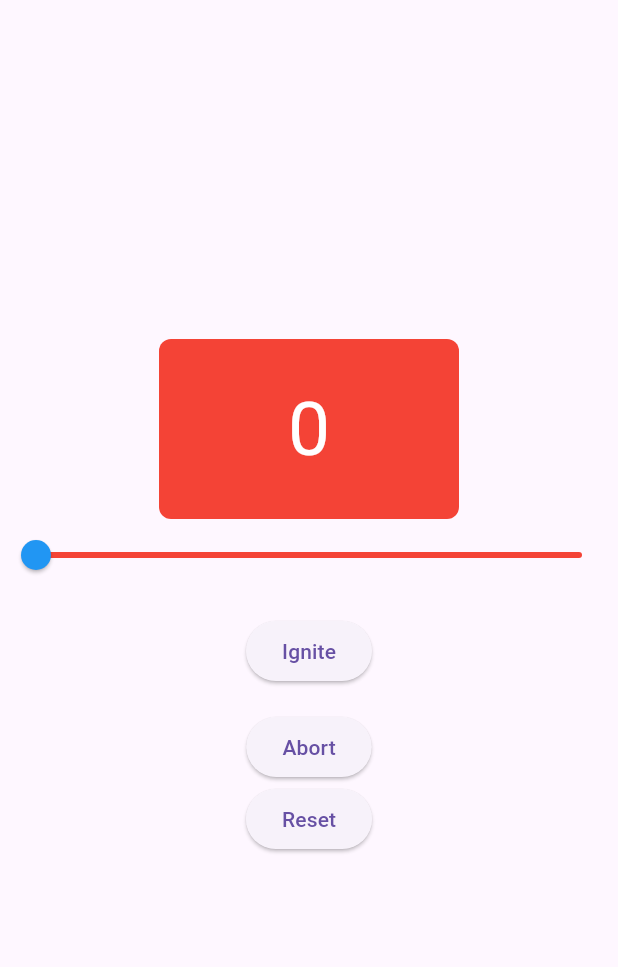
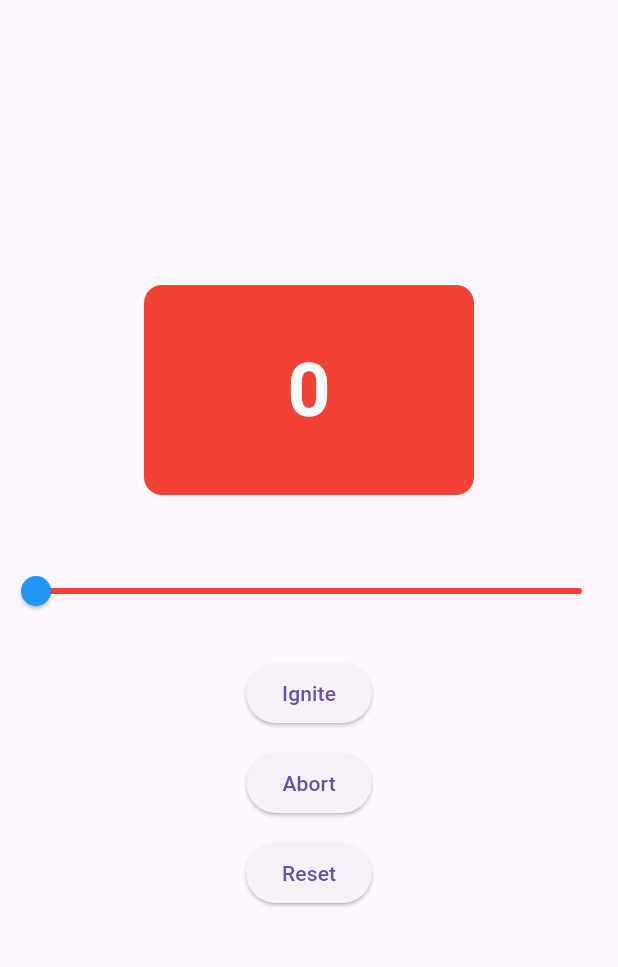
Before and after one commit to NovaAlvrx/stateful_rocket_launch, a Flutter app: the screen it shows after launch, on a phone screen of 412 x 824 dp, the part 63-1030 px from its top. Run offline on Flutter 3.47's test engine with Material 3 defaults, Android fonts, the phone set to English and light mode, and no system bars.

Commit message:
fixing formatting issue

```diff
--- a/lib/main.dart
+++ b/lib/main.dart
@@ -5,16 +5,13 @@ void main() => runApp(MyApp());
 class MyApp extends StatelessWidget {
   const MyApp({super.key});
 
-  // This widget is the root of your application.
   @override
   Widget build(BuildContext context) {
     return MaterialApp(
-      // Application name
       title: 'Rocket Launch Controller',
       theme: ThemeData(
         primarySwatch: Colors.blue,
       ),
-      // A widget that will be started on the application startup
       home: CounterWidget(),
     );
   }
@@ -26,20 +23,15 @@ class CounterWidget extends StatefulWidget {
 }
 
 class _CounterWidgetState extends State<CounterWidget> {
-  //set counter value
   int _counter = 0;
 
-  // returns the outline color based on the current counter value
   Color _outlineColor() {
     if (_counter >= 80) return Colors.green;
     if (_counter >= 50) return Colors.yellow;
     return Colors.red;
   }
 
-  //text color
-  Color _textColor() {
-    return Colors.white;
-  }
+  Color _textColor() => Colors.white;
 
   @override
   Widget build(BuildContext context) {
@@ -47,46 +39,53 @@ class _CounterWidgetState extends State<CounterWidget> {
       appBar: AppBar(
         title: const Text('Rocket Launch Controller'),
       ),
-//set up the widget alignement
       body: Column(
         mainAxisAlignment: MainAxisAlignment.center,
         children: [
-          // Display the current counter value in a box
+          // Countdown / Liftoff display
           Center(
             child: Container(
-              width: 200,
-              height: 120,
+              width: 220,
+              height: 140,
               alignment: Alignment.center,
               padding: const EdgeInsets.all(16.0),
               decoration: BoxDecoration(
-                color: _outlineColor(),
-                borderRadius: BorderRadius.circular(8.0),
-              ),
-              child: Text(
-                // to display current number
-                '$_counter',
-                style: TextStyle(fontSize: 50.0, color: _textColor()),
+                color: _counter == 100 ? Colors.transparent : _outlineColor(),
+                borderRadius: BorderRadius.circular(12.0),
               ),
               child: _counter == 100
                   ? Column(
+                      mainAxisSize: MainAxisSize.min,
                       children: [
                         Image.network(
                           'https://media0.giphy.com/media/v1.Y2lkPTc5MGI3NjExM2FqaWJkYnNkeXhhZmo4Y3Q3NTFyeGh3Z3puZ3hmYnl3OWl4N2plcSZlcD12MV9pbnRlcm5hbF9naWZfYnlfaWQmY3Q9cw/5G1VDKTWdvuVFa3TaM/giphy.gif',
-                          height: 200,
+                          height: 150,
                         ),
+                        const SizedBox(height: 12),
                         Text(
                           'LIFTOFF!',
-                          style: TextStyle(fontSize: 50.0, color: Colors.blue),
+                          style: TextStyle(
+                            fontSize: 36,
+                            fontWeight: FontWeight.bold,
+                            color: Colors.blue[800],
+                          ),
                         ),
                       ],
                     )
                   : Text(
                       '$_counter',
-                      style: TextStyle(fontSize: 50.0),
+                      style: TextStyle(
+                        fontSize: 50.0,
+                        color: _textColor(),
+                        fontWeight: FontWeight.bold,
+                      ),
                     ),
             ),
           ),
-          // Add a slider to adjust the counter value
+
+          const SizedBox(height: 40),
+
+          // Slider
           Slider(
             min: 0,
             max: 100,
@@ -99,8 +98,10 @@ class _CounterWidgetState extends State<CounterWidget> {
             activeColor: Colors.blue,
             inactiveColor: Colors.red,
           ),
-          // Add a button to increment the counter
-          SizedBox(height: 16.0),
+
+          const SizedBox(height: 20),
+
+          // Control buttons
           ElevatedButton(
             onPressed: () {
               setState(() {
@@ -109,8 +110,7 @@ class _CounterWidgetState extends State<CounterWidget> {
             },
             child: const Text('Ignite'),
           ),
-          // Add "Decrement" button
-          SizedBox(height: 16.0),
+          const SizedBox(height: 12),
           ElevatedButton(
             onPressed: () {
               setState(() {
@@ -119,7 +119,7 @@ class _CounterWidgetState extends State<CounterWidget> {
             },
             child: const Text('Abort'),
           ),
-          // reset button
+          const SizedBox(height: 12),
           ElevatedButton(
             onPressed: () {
               setState(() {
```
